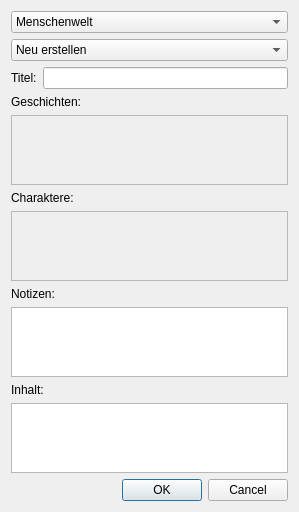
This is ui_edit.ui in cedi4155476/kalender as Qt 5 draws it before an edit. The edited form follows.
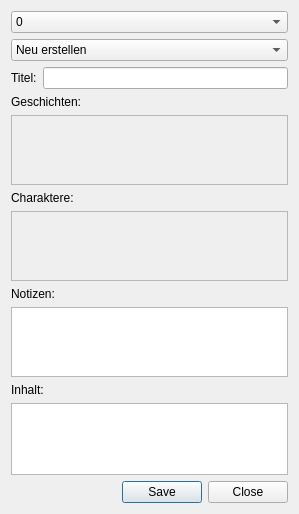
This is the edited form.

Commit message: character edit added + code cleared

```diff
--- a/ui_edit.ui
+++ b/ui_edit.ui
@@ -10,7 +10,7 @@
     <x>0</x>
     <y>0</y>
     <width>299</width>
-    <height>488</height>
+    <height>514</height>
    </rect>
   </property>
   <property name="windowTitle">
@@ -19,6 +19,11 @@
   <layout class="QVBoxLayout" name="verticalLayout">
    <item>
     <widget class="QComboBox" name="weltCB">
+     <item>
+      <property name="text">
+       <string>0</string>
+      </property>
+     </item>
      <item>
       <property name="text">
        <string>Menschenwelt</string>
@@ -137,7 +142,7 @@
       <enum>Qt::Horizontal</enum>
      </property>
      <property name="standardButtons">
-      <set>QDialogButtonBox::Cancel|QDialogButtonBox::Ok</set>
+      <set>QDialogButtonBox::Close|QDialogButtonBox::Save</set>
      </property>
     </widget>
    </item>
```
Left out of the diff: 16 changed lines with no effect on the pictures. The commit also changes 5 other files.
